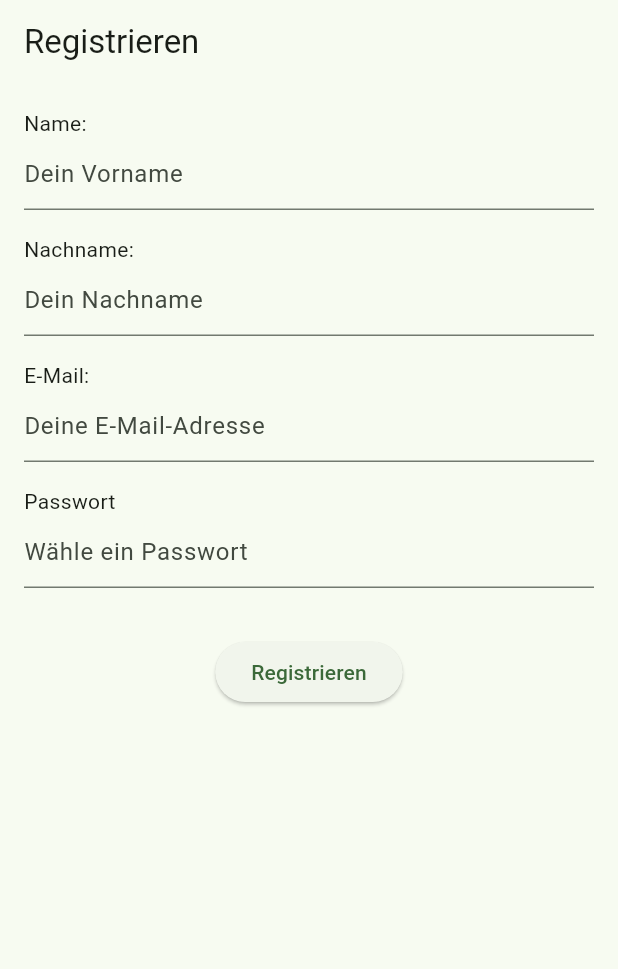
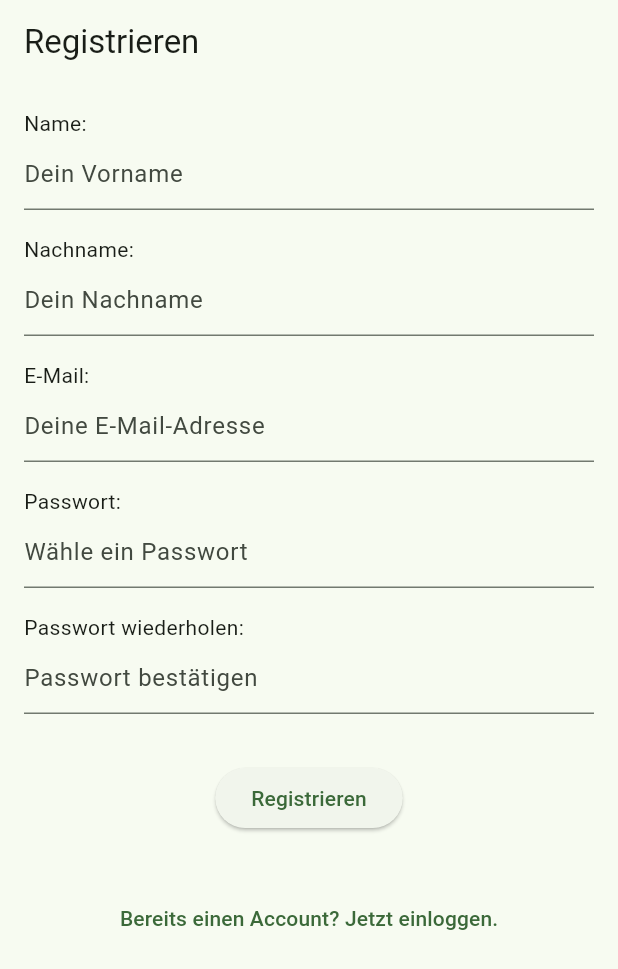
Before and after one commit to batooch/HabitO, a Flutter app: the Register screen opened by its route, on a phone screen of 412 x 824 dp. Shown: the top 969 px of the screen. Run offline on Flutter 3.47's test engine with Material 3 defaults, Android fonts, the phone set to English and light mode, and no system bars; our stand-ins replace cloud_firestore, firebase_auth, firebase_core, flutter_bloc, get, go_router and 1 more; accounts and stored records are empty; statements that could not run were skipped.

Commit message:
Input Validierung für login.dart implementiert

```diff
--- a/lib/bloc/auth/auth_bloc.dart
+++ b/lib/bloc/auth/auth_bloc.dart
@@ -14,10 +14,9 @@ class AuthBloc extends Bloc<AuthEvent, AuthState> {
           email: event.email,
           password: event.password,
         );
-
         emit(Authenticated(uid));
       } catch (e) {
-        emit(AuthError('Login fehlgeschlagen: ${e.toString()}'));
+        emit(AuthError(e.toString().replaceFirst('Exception: ', '')));
       }
     });
 
@@ -32,7 +31,7 @@ class AuthBloc extends Bloc<AuthEvent, AuthState> {
         );
         emit(Authenticated(uid));
       } catch (e) {
-        emit(AuthError('Registrierung fehlgeschlagen: ${e.toString()}'));
+        emit(AuthError(e.toString().replaceFirst('Exception: ', '')));
       }
     });
 
--- a/lib/validators/auth_input_validators.dart
+++ b/lib/validators/auth_input_validators.dart
@@ -19,7 +19,7 @@ class AuthInputValidators {
     return null;
   }
 
-  static String? validatePassword(String? password) {
+  static String? validatePasswordRegister(String? password) {
     if (password == null || password.isEmpty) {
       return 'Passwort darf nicht leer sein';
     }
@@ -32,7 +32,16 @@ class AuthInputValidators {
     return null;
   }
 
-  static String? validatePasswordRepeat(String? password, String? repeatPassword) {
+  static String? validatePasswordLogin(String? password) {
+    if (password == null || password.isEmpty) {
+      return 'Passwort darf nicht leer sein';
+    }
+  }
+
+  static String? validatePasswordRepeat(
+    String? password,
+    String? repeatPassword,
+  ) {
     if (repeatPassword == null || repeatPassword.isEmpty) {
       return 'Bitte wiederhole dein Passwort';
     }
--- a/lib/views/register.dart
+++ b/lib/views/register.dart
@@ -5,6 +5,7 @@ import 'package:go_router/go_router.dart';
 import '../bloc/auth/auth_bloc.dart';
 import '../bloc/auth/auth_event.dart';
 import '../bloc/auth/auth_state.dart';
+import '../validators/auth_input_validators.dart';
 
 class Register extends StatefulWidget {
   const Register({super.key});
@@ -18,6 +19,10 @@ class _RegisterState extends State<Register> {
   final TextEditingController lastNameController = TextEditingController();
   final TextEditingController emailController = TextEditingController();
   final TextEditingController passwordController = TextEditingController();
+  final TextEditingController repeatPasswordController =
+      TextEditingController();
+
+  final _formKey = GlobalKey<FormState>();
 
   @override
   void dispose() {
@@ -25,7 +30,16 @@ class _RegisterState extends State<Register> {
     lastNameController.dispose();
     emailController.dispose();
     passwordController.dispose();
+    repeatPasswordController.dispose();
     super.dispose();
+  }
+
+  void _clearFields() {
+    firstNameController.clear();
+    lastNameController.clear();
+    emailController.clear();
+    passwordController.clear();
+    repeatPasswordController.clear();
   }
 
   @override
@@ -33,10 +47,7 @@ class _RegisterState extends State<Register> {
     return BlocListener<AuthBloc, AuthState>(
       listener: (context, state) {
         if (state is Authenticated) {
-          firstNameController.clear();
-          lastNameController.clear();
-          emailController.clear();
-          passwordController.clear();
+          _clearFields();
           context.goNamed('login');
         } else if (state is AuthError) {
           Get.snackbar(
@@ -51,62 +62,111 @@ class _RegisterState extends State<Register> {
         appBar: AppBar(title: const Text("Registrieren")),
         body: Padding(
           padding: const EdgeInsets.all(16.0),
-          child: Column(
-            crossAxisAlignment: CrossAxisAlignment.start,
+          child: Form(
+            key: _formKey,
+            child: ListView(
               children: [
                 const Text("Name:"),
-              TextField(
+                TextFormField(
                   controller: firstNameController,
                   decoration: const InputDecoration(hintText: "Dein Vorname"),
+                  validator: AuthInputValidators.validateName,
                 ),
                 const SizedBox(height: 16),
                 const Text("Nachname:"),
-              TextField(
+                TextFormField(
                   controller: lastNameController,
                   decoration: const InputDecoration(hintText: "Dein Nachname"),
+                  validator: AuthInputValidators.validateName,
                 ),
                 const SizedBox(height: 16),
                 const Text("E-Mail:"),
-              TextField(
+                TextFormField(
                   controller: emailController,
                   decoration: const InputDecoration(
                     hintText: "Deine E-Mail-Adresse",
                   ),
+                  validator: AuthInputValidators.validateEmail,
                 ),
                 const SizedBox(height: 16),
-              const Text("Passwort"),
-              TextField(
+                const Text("Passwort:"),
+                TextFormField(
                   controller: passwordController,
                   obscureText: true,
                   decoration: const InputDecoration(
                     hintText: "Wähle ein Passwort",
                   ),
+                  validator: AuthInputValidators.validatePasswordRegister,
+                ),
+                const SizedBox(height: 16),
+                const Text("Passwort wiederholen:"),
+                TextFormField(
+                  controller: repeatPasswordController,
+                  obscureText: true,
+                  decoration: const InputDecoration(
+                    hintText: "Passwort bestätigen",
+                  ),
+                  validator:
+                      (value) => AuthInputValidators.validatePasswordRepeat(
+                        passwordController.text,
+                        value ?? '',
+                      ),
                 ),
                 const SizedBox(height: 32),
                 Center(
-                child: ElevatedButton(
-                  onPressed: () {
-                    final email = emailController.text.trim();
-                    final password = passwordController.text.trim();
-                    final firstName = firstNameController.text.trim();
-                    final lastName = lastNameController.text.trim();
-
+                  child: BlocBuilder<AuthBloc, AuthState>(
+                    builder: (context, state) {
+                      final isLoading = state is AuthLoading;
+                      return ElevatedButton(
+                        onPressed:
+                            isLoading
+                                ? null
+                                : () {
+                                  if (_formKey.currentState!.validate()) {
                                     context.read<AuthBloc>().add(
                                       RegisterRequested(
-                        email: email,
-                        password: password,
-                        firstName: firstName,
-                        lastName: lastName,
+                                        email: emailController.text.trim(),
+                                        password:
+                                            passwordController.text.trim(),
+                                        firstName:
+                                            firstNameController.text.trim(),
+                                        lastName:
+                                            lastNameController.text.trim(),
                                       ),
                                     );
+                                  }
                                 },
-                  child: const Text("Registrieren"),
+                        child:
+                            isLoading
+                                ? const SizedBox(
+                                  width: 20,
+                                  height: 20,
+                                  child: CircularProgressIndicator(
+                                    color: Colors.white,
+                                    strokeWidth: 2,
+                                  ),
+                                )
+                                : const Text("Registrieren"),
+                      );
+                    },
+                  ),
+                ),
+                const SizedBox(height: 32),
+                Center(
+                  child: TextButton(
+                    onPressed: () {
+                      context.goNamed('login');
+                    },
+                    child: const Text(
+                      "Bereits einen Account? Jetzt einloggen.",
+                    ),
                   ),
                 ),
               ],
             ),
           ),
         ),
+      ),
     );
   }
 }
```
Also changed, not shown: lib/services/auth_service.dart (+23 -0 lines), lib/views/login.dart (+22 -11 lines), pubspec.lock, 3 other files. Lines whose indentation alone changed are shown as unchanged.
